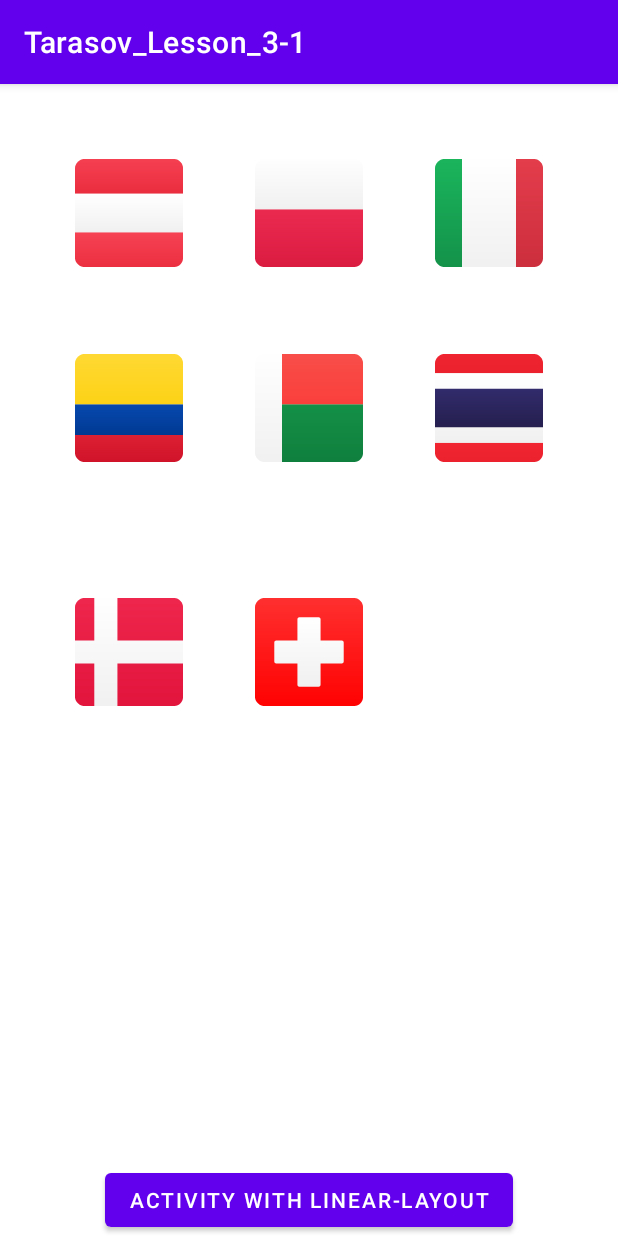
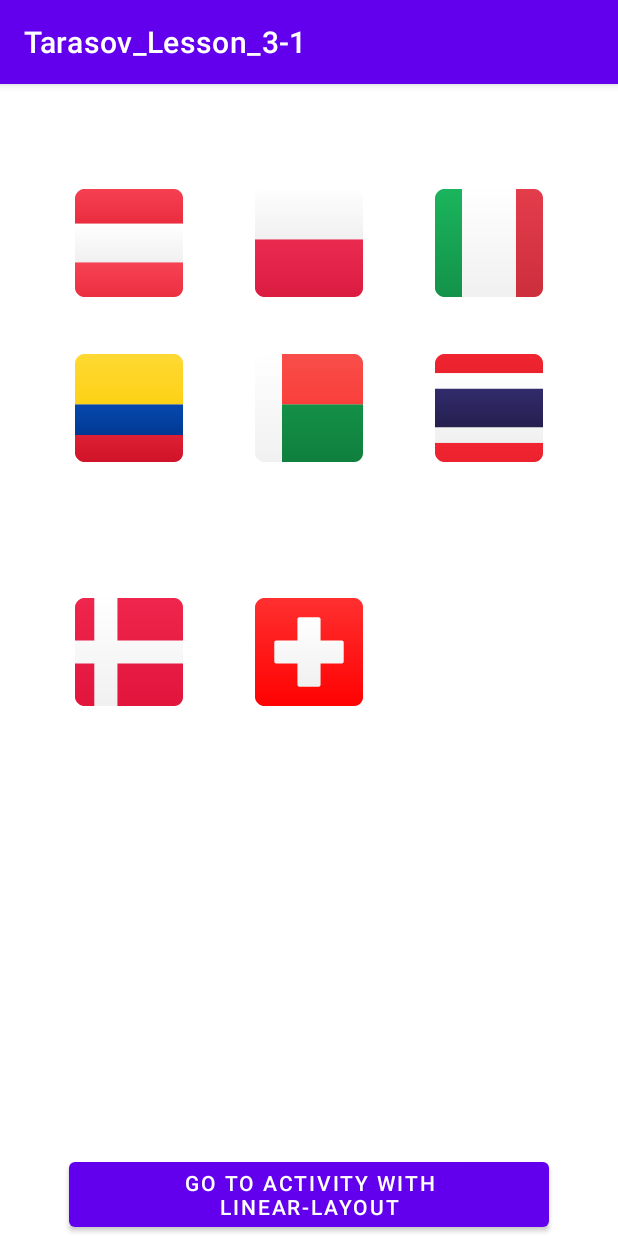
Before and after one commit to nibelung-dt/Tarasov_Lesson2, an Android app: the screen it shows after launch (MainActivity), on a phone screen of 412 x 824 dp. Run offline under Robolectric (Android 15) with nearby library versions, the phone set to English and light mode, and no system bars.

Commit message:
Небольшие правки в макетах

```diff
--- a/app/src/main/res/layout/activity_main.xml
+++ b/app/src/main/res/layout/activity_main.xml
@@ -12,7 +12,7 @@
         android:layout_width="wrap_content"
         android:layout_height="wrap_content"
         android:layout_weight="1"
-        android:layout_marginTop="50dp"
+        android:layout_marginTop="70dp"
         android:layout_marginLeft="50dp"
         android:layout_gravity="left"
         app:srcCompat="@mipmap/austria" />
@@ -22,7 +22,7 @@
         android:layout_width="wrap_content"
         android:layout_height="wrap_content"
         android:layout_weight="1"
-        android:layout_marginTop="50dp"
+        android:layout_marginTop="70dp"
         android:layout_gravity="center_horizontal"
         app:srcCompat="@mipmap/poland" />
 
@@ -31,7 +31,7 @@
         android:layout_width="wrap_content"
         android:layout_height="wrap_content"
         android:layout_weight="1"
-        android:layout_marginTop="50dp"
+        android:layout_marginTop="70dp"
         android:layout_marginRight="50dp"
         android:layout_gravity="right"
         app:srcCompat="@mipmap/italy" />
--- a/app/src/main/res/layout/activity_third.xml
+++ b/app/src/main/res/layout/activity_third.xml
@@ -45,7 +45,7 @@
         android:layout_height="wrap_content"
         android:layout_row="0"
         android:layout_columnWeight="0.3"
-
+        android:padding="15dp"
         app:srcCompat="@mipmap/colombia" />
 
     <ImageView
--- a/app/src/main/res/values/strings.xml
+++ b/app/src/main/res/values/strings.xml
@@ -2,10 +2,10 @@
 
     <string name="app_name">Tarasov_Lesson_3-1</string>
 
-    <string name="goTo">Activity with linear-layout</string>s
+    <string name="goTo">Go to activity with linear-layout</string>s
     <string name="changeLanguage">Change to russian</string>
     <string name="hello">Hello world!</string>
     <string name="editView">Hello world!</string>
-    <string name="backToFirstActivity">Activity with greed-layout</string>
+    <string name="backToFirstActivity">Go to activity with greed-layout</string>
 
 </resources>
```
Also changed, not shown: 1 other file.
